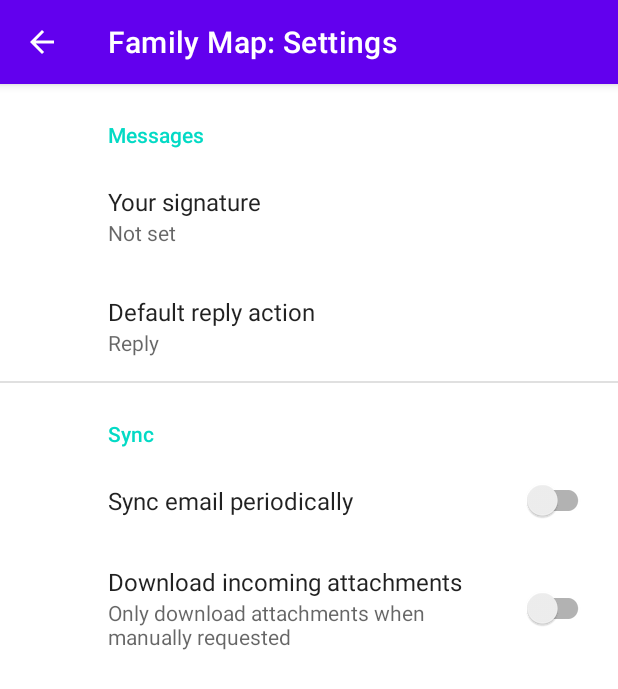
After one commit to dpettingill/java_and_android, an Android app: the SettingsActivity screen opened directly, with no data from a screen before it, on a phone screen of 412 x 824 dp. The commit adds this screen. Shown: the top 689 px of the screen. Run offline under Robolectric (Android 15) with nearby library versions, the phone set to English and light mode, and no system bars; our stand-ins replace androidx.preference.

Commit message:
Client can get to the settings Activity

```diff
--- a/FamilyMapClient/app/build.gradle
+++ b/FamilyMapClient/app/build.gradle
@@ -36,6 +36,7 @@ dependencies {
     implementation 'androidx.legacy:legacy-support-v4:1.0.0'
     implementation 'com.google.android.gms:play-services-maps:17.0.0'
     implementation files('libs/shared.jar')
+    implementation 'androidx.preference:preference:1.1.1'
     testImplementation 'junit:junit:4.+'
     androidTestImplementation 'androidx.test.ext:junit:1.1.2'
     androidTestImplementation 'androidx.test.espresso:espresso-core:3.3.0'
--- a/FamilyMapClient/app/src/main/AndroidManifest.xml
+++ b/FamilyMapClient/app/src/main/AndroidManifest.xml
@@ -2,7 +2,6 @@
 <manifest xmlns:android="http://schemas.android.com/apk/res/android"
     xmlns:tools="http://schemas.android.com/tools"
     package="com.example.familymapclient">
-
     <!--
          The ACCESS_COARSE/FINE_LOCATION permissions are not required to use
          Google Maps Android API v2, but you must specify either coarse or fine
@@ -22,7 +21,9 @@
         android:theme="@style/Theme.FamilyMapClient"
         android:usesCleartextTraffic="true"
         tools:targetApi="m">
-
+        <activity
+            android:name=".SettingsActivity"
+            android:label="@string/title_activity_settings"></activity>
         <!--
              The API key for Google Maps-based APIs is defined as a string resource.
              (See the file "res/values/google_maps_api.xml").
--- /dev/null
+++ b/FamilyMapClient/app/src/main/java/com/example/familymapclient/SettingsActivity.java
@@ -0,0 +1,33 @@
+package com.example.familymapclient;
+
+import android.os.Bundle;
+
+import androidx.appcompat.app.ActionBar;
+import androidx.appcompat.app.AppCompatActivity;
+import androidx.preference.PreferenceFragmentCompat;
+
+public class SettingsActivity extends AppCompatActivity {
+
+    @Override
+    protected void onCreate(Bundle savedInstanceState) {
+        super.onCreate(savedInstanceState);
+        setContentView(R.layout.settings_activity);
+        if (savedInstanceState == null) {
+            getSupportFragmentManager()
+                    .beginTransaction()
+                    .replace(R.id.settings, new SettingsFragment())
+                    .commit();
+        }
+        ActionBar actionBar = getSupportActionBar();
+        if (actionBar != null) {
+            actionBar.setDisplayHomeAsUpEnabled(true);
+        }
+    }
+
+    public static class SettingsFragment extends PreferenceFragmentCompat {
+        @Override
+        public void onCreatePreferences(Bundle savedInstanceState, String rootKey) {
+            setPreferencesFromResource(R.xml.root_preferences, rootKey);
+        }
+    }
+}
--- /dev/null
+++ b/FamilyMapClient/app/src/main/res/layout/settings_activity.xml
@@ -0,0 +1,9 @@
+<LinearLayout xmlns:android="http://schemas.android.com/apk/res/android"
+    android:layout_width="match_parent"
+    android:layout_height="match_parent">
+
+    <FrameLayout
+        android:id="@+id/settings"
+        android:layout_width="match_parent"
+        android:layout_height="match_parent" />
+</LinearLayout>
--- /dev/null
+++ b/FamilyMapClient/app/src/main/res/values/arrays.xml
@@ -0,0 +1,12 @@
+<resources>
+    <!-- Reply Preference -->
+    <string-array name="reply_entries">
+        <item>Reply</item>
+        <item>Reply to all</item>
+    </string-array>
+
+    <string-array name="reply_values">
+        <item>reply</item>
+        <item>reply_all</item>
+    </string-array>
+</resources>
--- a/FamilyMapClient/app/src/main/res/values/strings.xml
+++ b/FamilyMapClient/app/src/main/res/values/strings.xml
@@ -1,5 +1,5 @@
 <resources>
-    <string name="app_name">FamilyMapClient</string>
+    <string name="app_name">Family Map</string>
     <string name="server_host_label">Server Host: </string>
     <string name="server_host_hint">10.0.2.2</string>
     <string name="server_port_label">Server Port: </string>
@@ -24,4 +24,21 @@
     <string name="register_fail_toast">Your register attempt failed!</string>
     <string name="title_activity_maps">Map</string>
     <string name="mapFragmentMessage">This is my map fragment!</string>
+    <string name="title_activity_settings">Family Map: Settings</string>
+
+    <!-- Preference Titles -->
+    <string name="messages_header">Messages</string>
+    <string name="sync_header">Sync</string>
+
+    <!-- Messages Preferences -->
+    <string name="signature_title">Your signature</string>
+    <string name="reply_title">Default reply action</string>
+
+    <!-- Sync Preferences -->
+    <string name="sync_title">Sync email periodically</string>
+    <string name="attachment_title">Download incoming attachments</string>
+    <string name="attachment_summary_on">Automatically download attachments for incoming emails
+    </string>
+    <string name="attachment_summary_off">Only download attachments when manually requested</string>
+    <string name="settings_menu">settings menu</string>
 </resources>
--- /dev/null
+++ b/FamilyMapClient/app/src/main/res/xml/root_preferences.xml
@@ -0,0 +1,35 @@
+<PreferenceScreen xmlns:app="http://schemas.android.com/apk/res-auto">
+
+    <PreferenceCategory app:title="@string/messages_header">
+
+        <EditTextPreference
+            app:key="signature"
+            app:title="@string/signature_title"
+            app:useSimpleSummaryProvider="true" />
+
+        <ListPreference
+            app:defaultValue="reply"
+            app:entries="@array/reply_entries"
+            app:entryValues="@array/reply_values"
+            app:key="reply"
+            app:title="@string/reply_title"
+            app:useSimpleSummaryProvider="true" />
+
+    </PreferenceCategory>
+
+    <PreferenceCategory app:title="@string/sync_header">
+
+        <SwitchPreferenceCompat
+            app:key="sync"
+            app:title="@string/sync_title" />
+
+        <SwitchPreferenceCompat
+            app:dependency="sync"
+            app:key="attachment"
+            app:summaryOff="@string/attachment_summary_off"
+            app:summaryOn="@string/attachment_summary_on"
+            app:title="@string/attachment_title" />
+
+    </PreferenceCategory>
+
+</PreferenceScreen>
```
Also changed, not shown: FamilyMapClient/app/src/main/java/com/example/familymapclient/MapFragment.java (+68 -34 lines), FamilyMapClient/app/src/main/res/menu/menu.xml (added, +8 -0 lines), 1 other file.
